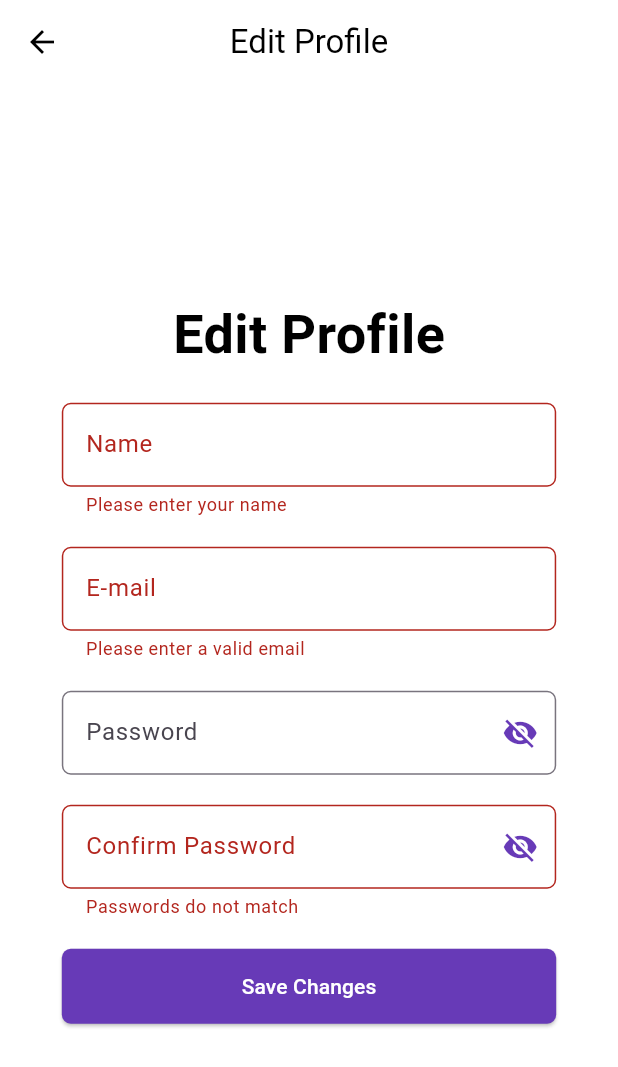
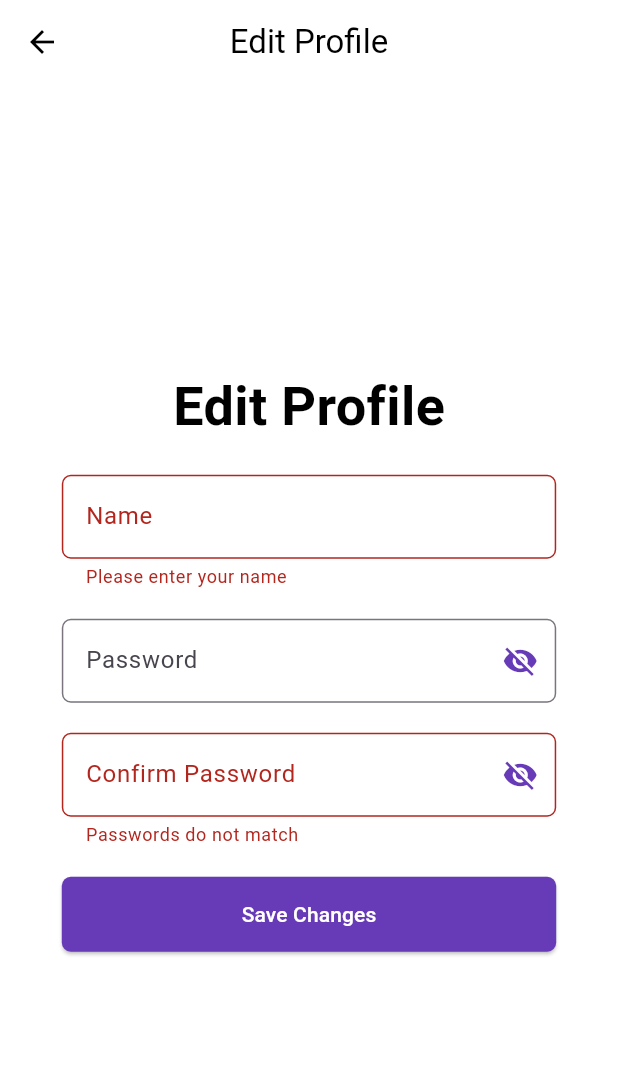
Before and after one commit to maneusfreitas/meducation, a Flutter app: the EditProfilePage screen opened directly with empty values, after a tap on "Save Changes", on a phone screen of 412 x 824 dp. Shown: the top 1067 px of the screen. Run offline on Flutter 3.47's test engine with Material 3 defaults, Android fonts, the light colour scheme and no system bars; our stand-ins replace cloud_firestore, firebase_auth, firebase_core, firebase_storage, google_sign_in, image_picker; accounts and stored records are empty.

Commit message:
melhorias e retirada de warmings

```diff
--- a/lib/src/imports/imports.dart
+++ b/lib/src/imports/imports.dart
@@ -16,6 +16,6 @@ export 'package:portefolio/src/screens/search.dart';
 export 'package:portefolio/src/screens/passwordRecovery.dart';
 
 export 'package:portefolio/main.dart';
-export 'package:portefolio/src/screens/editProfile.dart';
+export 'package:portefolio/src/screens/edit_profile.dart';
 export 'package:portefolio/src/screens/niko.dart';
 export 'package:portefolio/src/screens/validation.dart';
--- a/lib/src/screens/editProfile.dart
+++ b/lib/src/screens/edit_profile.dart
@@ -3,16 +3,16 @@ import 'package:portefolio/src/imports/imports.dart';
 class EditProfilePage extends StatefulWidget {
   final User? user;
 
-  const EditProfilePage({Key? key, required this.user}) : super(key: key);
+  const EditProfilePage({super.key, required this.user});
 
   @override
+  // ignore: library_private_types_in_public_api
   _EditProfilePageState createState() => _EditProfilePageState();
 }
 
 class _EditProfilePageState extends State<EditProfilePage> {
   final _formKey = GlobalKey<FormState>();
   late String _name;
-  late String _email;
   String? _password;
   String? _confirmPassword;
   bool _passwordVisible = false;
@@ -21,7 +21,6 @@ class _EditProfilePageState extends State<EditProfilePage> {
   void initState() {
     super.initState();
     _name = widget.user?.displayName ?? '';
-    _email = widget.user?.email ?? '';
   }
 
   Future<void> _updateProfile() async {
@@ -42,21 +41,21 @@ class _EditProfilePageState extends State<EditProfilePage> {
       if (_password != null && _password!.isNotEmpty) {
         await widget.user!.updatePassword(_password!);
       }
-      if (_email.isNotEmpty && _email != widget.user!.email) {
-        await widget.user!.updateEmail(_email);
-      }
 
       await FirebaseFirestore.instance
           .collection('users')
           .doc(widget.user!.uid)
-          .update({'name': _name, 'email': _email});
+          .update({'name': _name});
 
+      // ignore: use_build_context_synchronously
       ScaffoldMessenger.of(context).showSnackBar(
         const SnackBar(content: Text('Profile updated successfully')),
       );
 
+      // ignore: use_build_context_synchronously
       Navigator.pop(context);
     } catch (e) {
+      // ignore: use_build_context_synchronously
       ScaffoldMessenger.of(context).showSnackBar(
         SnackBar(content: Text('Error updating profile: $e')),
       );
@@ -109,26 +108,6 @@ class _EditProfilePageState extends State<EditProfilePage> {
                       validator: (value) {
                         if (value!.isEmpty) {
                           return 'Please enter your name';
-                        }
-                        return null;
-                      },
-                    ),
-                  ),
-                  const SizedBox(height: 20),
-                  SizedBox(
-                    width: commonWidth,
-                    child: TextFormField(
-                      initialValue: _email,
-                      onChanged: (value) => _email = value,
-                      decoration: InputDecoration(
-                        labelText: 'E-mail',
-                        border: OutlineInputBorder(
-                          borderRadius: BorderRadius.circular(6),
-                        ),
-                      ),
-                      validator: (value) {
-                        if (value!.isEmpty || !value.contains('@')) {
-                          return 'Please enter a valid email';
                         }
                         return null;
                       },
--- a/lib/src/screens/home.dart
+++ b/lib/src/screens/home.dart
@@ -31,9 +31,8 @@ class _HomePageState extends State<HomePage> {
             _userName = userDoc.get('name') ?? 'Guest';
           });
         }
-      } catch (e) {
-        print('Error fetching user name: $e');
-      }
+        // ignore: empty_catches
+      } catch (e) {}
     }
   }
 
--- a/lib/src/screens/passwordRecovery.dart
+++ b/lib/src/screens/password_recovery.dart
@@ -34,7 +34,6 @@ class _PasswordRecoveryPageState extends State<PasswordRecoveryPage> {
       );
       _emailController.clear();
     } catch (e) {
-      print('Error resetting password: $e');
       // ignore: use_build_context_synchronously
       ScaffoldMessenger.of(context).showSnackBar(
         const SnackBar(
@@ -69,7 +68,7 @@ class _PasswordRecoveryPageState extends State<PasswordRecoveryPage> {
                   ),
                 ),
                 const SizedBox(height: 40),
-                Container(
+                SizedBox(
                   width: commonWidth,
                   child: TextField(
                     controller: _emailController,
--- a/lib/src/screens/register.dart
+++ b/lib/src/screens/register.dart
@@ -83,9 +83,8 @@ class _RegisterPageState extends State<RegisterPage> {
           ),
         ),
       );
-    } catch (e) {
-      print('Registration error: $e');
-    }
+      // ignore: empty_catches
+    } catch (e) {}
   }
 
   @override
--- a/lib/src/screens/validation.dart
+++ b/lib/src/screens/validation.dart
@@ -22,9 +22,10 @@ class _VerificationPageState extends State<VerificationPage> {
     await user?.reload();
     if (user != null && user.emailVerified) {
       Navigator.pushReplacement(
+        // ignore: use_build_context_synchronously
         context,
         MaterialPageRoute(
-          builder: (context) => LoginPage(),
+          builder: (context) => const LoginPage(),
         ),
       );
     }
```
Also changed, not shown: lib/main.dart (+13 -9 lines), lib/src/screens/niko.dart (+6 -5 lines), lib/src/screens/profile.dart (+9 -9 lines), 1 other file.
